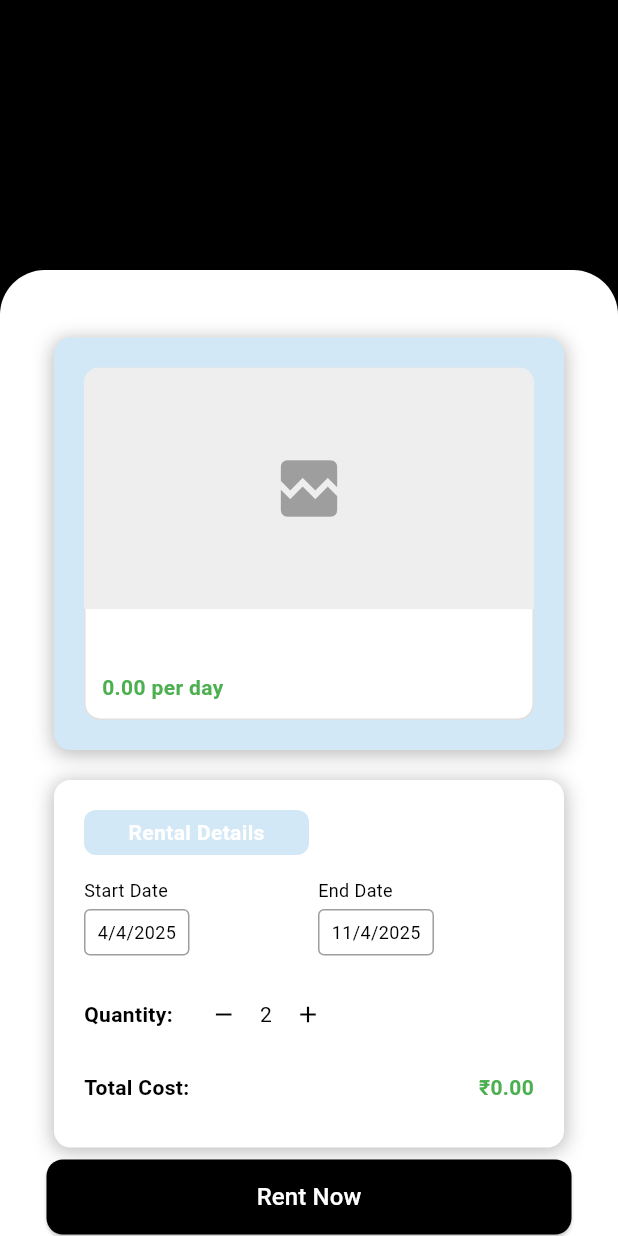
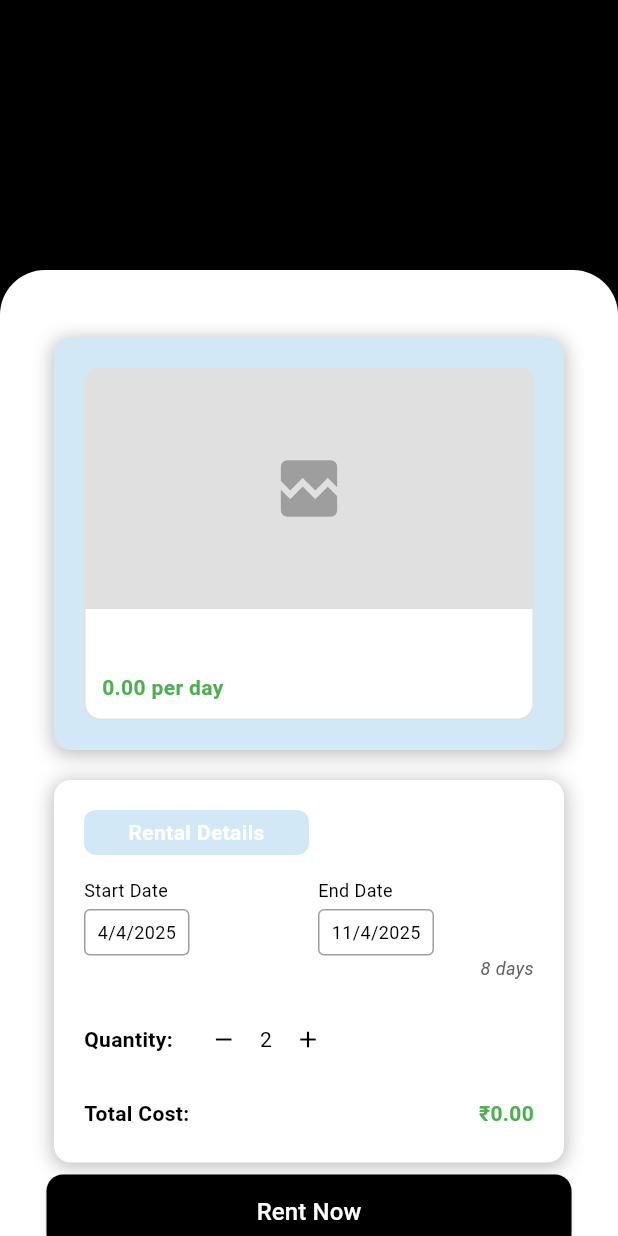
Before and after one commit to RushirajRavalji/GearCare, a Flutter app: the RentScreen screen opened directly with empty values, after a tap on the "add" icon, on a phone screen of 412 x 824 dp. Run offline on Flutter 3.47's test engine with Material 3 defaults, Android fonts, the phone set to English and light mode, and no system bars; our stand-ins replace cloud_firestore, firebase_auth, firebase_core, firebase_storage, image_picker, shared_preferences; accounts and stored records are empty.

Commit message:
completed login and updated rentscreen

```diff
--- a/lib/pages/profile.dart
+++ b/lib/pages/profile.dart
@@ -4,7 +4,7 @@ import 'package:flutter/material.dart';
 import 'package:gearcare/localStorage/firebase_auth_service.dart';
 import 'package:gearcare/pages/login.dart';
 
-import 'package:gearcare/state/registerstate.dart';
+import 'package:gearcare/pages/registerstate.dart';
 import 'package:image_picker/image_picker.dart';
 import 'package:shared_preferences/shared_preferences.dart';
 import 'package:cloud_firestore/cloud_firestore.dart';
--- a/lib/pages/rentscreen.dart
+++ b/lib/pages/rentscreen.dart
@@ -1,7 +1,6 @@
 import 'package:flutter/material.dart';
 import 'package:gearcare/models/product_models.dart';
 import 'package:gearcare/widget/Base64ImageWidget.dart';
-
 
 class RentScreen extends StatefulWidget {
   final Product product;
@@ -136,7 +135,7 @@ class _RentScreenState extends State<RentScreen> {
   Widget _buildSecondaryContainer(BuildContext context) {
     return Container(
       width: 340,
-      height: 245,
+      height: 255,
       decoration: BoxDecoration(
         borderRadius: BorderRadius.circular(11),
         color: Colors.white,
@@ -257,6 +256,20 @@ class _RentScreenState extends State<RentScreen> {
                 ),
               ],
             ),
+            SizedBox(width: 1),
+            // Days indicator
+            Container(
+              width: double.infinity,
+              child: Text(
+                '${_endDate.difference(_startDate).inDays + 1} days',
+                style: TextStyle(
+                  fontSize: 12,
+                  fontStyle: FontStyle.italic,
+                  color: Colors.grey[700],
+                ),
+                textAlign: TextAlign.end,
+              ),
+            ),
             SizedBox(height: 15),
             // Quantity selector
             Row(
--- a/lib/widget/Base64ImageWidget.dart
+++ b/lib/widget/Base64ImageWidget.dart
@@ -1,130 +1,65 @@
 import 'dart:convert';
-import 'dart:io';
+import 'dart:typed_data';
 import 'package:flutter/material.dart';
 
-class Base64ImageWidget extends StatefulWidget {
-  final String base64String;
-  final BoxFit fit;
+class Base64ImageWidget extends StatelessWidget {
+  final String? base64String;
   final double? width;
   final double? height;
+  final BoxFit fit;
   final BorderRadius? borderRadius;
 
   const Base64ImageWidget({
     Key? key,
     required this.base64String,
-    this.fit = BoxFit.cover,
     this.width,
     this.height,
+    this.fit = BoxFit.cover,
     this.borderRadius,
   }) : super(key: key);
 
   @override
-  State<Base64ImageWidget> createState() => _Base64ImageWidgetState();
-}
+  Widget build(BuildContext context) {
+    if (base64String == null || base64String!.isEmpty) {
+      return _buildPlaceholder();
+    }
 
-class _Base64ImageWidgetState extends State<Base64ImageWidget> {
-  File? _imageFile;
-  bool _isLoading = true;
-  bool _hasError = false;
+    try {
+      // Remove Base64 header if exists
+      String cleanBase64 = base64String!;
+      if (cleanBase64.contains(",")) {
+        cleanBase64 = cleanBase64.split(",").last;
+      }
 
-  @override
-  void initState() {
-    super.initState();
-    _loadImage();
-  }
+      Uint8List imageBytes = base64Decode(cleanBase64);
 
-  @override
-  void didUpdateWidget(Base64ImageWidget oldWidget) {
-    super.didUpdateWidget(oldWidget);
-    if (oldWidget.base64String != widget.base64String) {
-      _loadImage();
+      final imageWidget = Image.memory(
+        imageBytes,
+        fit: fit,
+        width: width,
+        height: height,
+        errorBuilder: (context, error, stackTrace) {
+          return _buildPlaceholder();
+        },
+      );
+
+      if (borderRadius != null) {
+        return ClipRRect(borderRadius: borderRadius!, child: imageWidget);
+      }
+
+      return imageWidget;
+    } catch (e) {
+      print('Error decoding base64 image: $e');
+      return _buildPlaceholder();
     }
   }
 
-  Future<void> _loadImage() async {
-    if (widget.base64String.isEmpty) {
-      setState(() {
-        _hasError = true;
-        _isLoading = false;
-      });
-      return;
-    }
-
-    setState(() {
-      _isLoading = true;
-      _hasError = false;
-    });
-
-    try {
-      // Create a temporary file from base64
-      final decodedBytes = base64Decode(widget.base64String);
-      final directory = await Directory.systemTemp.createTemp();
-      final filePath = '${directory.path}/temp_image.jpg';
-      final file = File(filePath);
-      await file.writeAsBytes(decodedBytes);
-
-      if (mounted) {
-        setState(() {
-          _imageFile = file;
-          _isLoading = false;
-        });
-      }
-    } catch (e) {
-      if (mounted) {
-        setState(() {
-          _hasError = true;
-          _isLoading = false;
-        });
-      }
-      print('Error loading base64 image: $e');
-    }
-  }
-
-  @override
-  Widget build(BuildContext context) {
-    if (_isLoading) {
-      return _buildLoadingWidget();
-    }
-
-    if (_hasError || _imageFile == null) {
-      return _buildErrorWidget();
-    }
-
-    return _buildImageWidget();
-  }
-
-  Widget _buildLoadingWidget() {
+  Widget _buildPlaceholder() {
     return Container(
-      width: widget.width,
-      height: widget.height,
-      color: Colors.grey[200],
-      child: const Center(child: CircularProgressIndicator()),
+      width: width,
+      height: height,
+      color: Colors.grey[300],
+      child: const Icon(Icons.broken_image, size: 50, color: Colors.grey),
     );
   }
-
-  Widget _buildErrorWidget() {
-    return Container(
-      width: widget.width,
-      height: widget.height,
-      color: Colors.grey[200],
-      child: const Center(
-        child: Icon(Icons.broken_image, size: 50, color: Colors.grey),
-      ),
-    );
-  }
-
-  Widget _buildImageWidget() {
-    final imageWidget = Image.file(
-      _imageFile!,
-      fit: widget.fit,
-      width: widget.width,
-      height: widget.height,
-    );
-
-    if (widget.borderRadius != null) {
-      return ClipRRect(borderRadius: widget.borderRadius!, child: imageWidget);
-    }
-
-    return imageWidget;
-  }
 }
```
Also changed, not shown: lib/authentication/auth_gate.dart (added, +29 -0 lines), lib/localStorage/firebase_auth_service.dart (+25 -60 lines), lib/main.dart (+4 -7 lines), lib/pages/login.dart (+25 -19 lines), lib/pages/registerstate.dart (renamed from lib/state/registerstate.dart).
